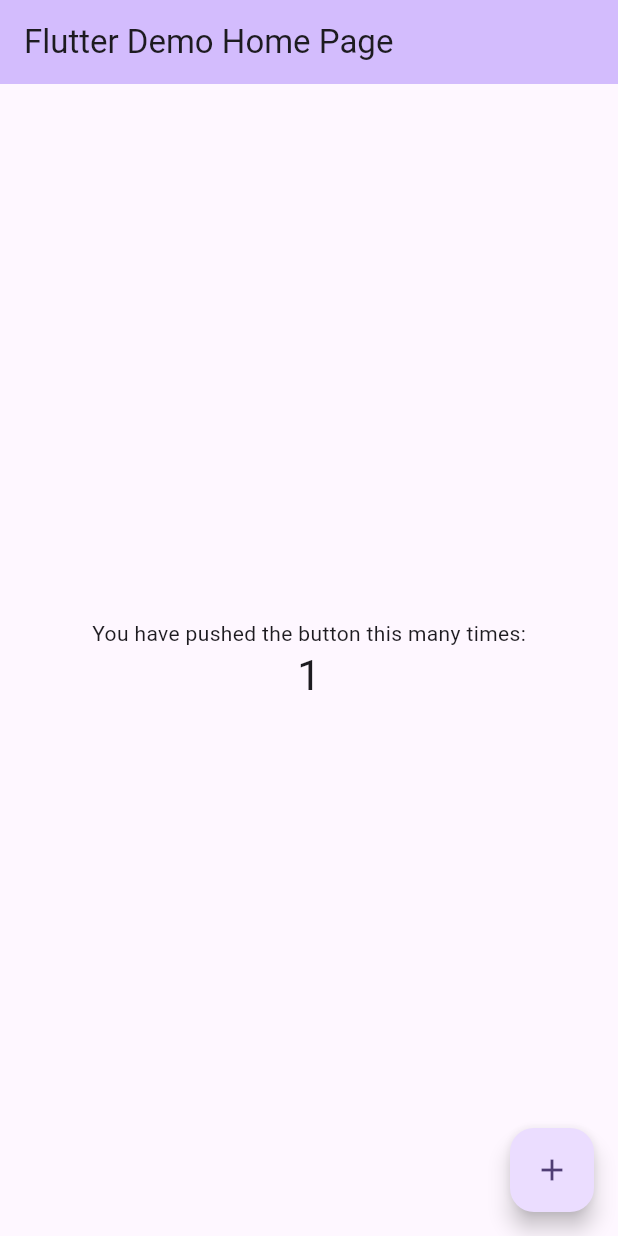
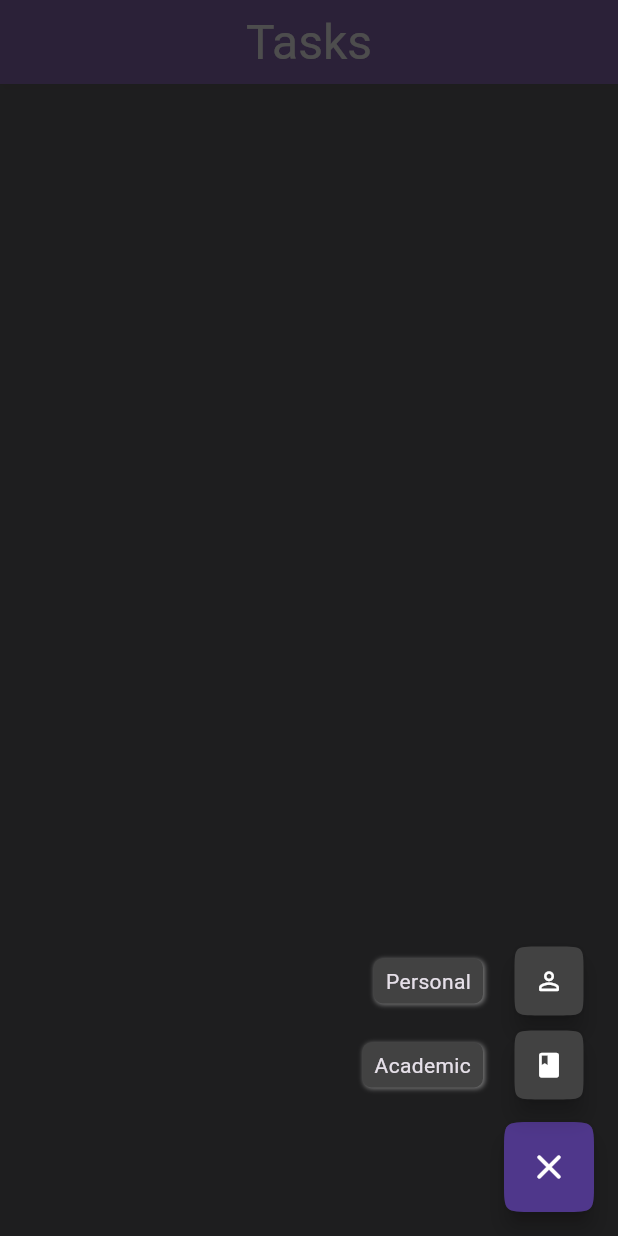
Before and after one commit to kiran-katakam/to_do, a Flutter app: the screen it shows after launch, after a tap on the "add" icon, on a phone screen of 412 x 824 dp. Run offline on Flutter 3.47's test engine with Material 3 defaults, Android fonts, the phone set to English and light mode, and no system bars; drawn by our look-alikes of flutter_speed_dial.

Commit message:
Added Floating Action Button Using Speed Dial Package

```diff
--- /dev/null
+++ b/lib/homepage.dart
@@ -0,0 +1,21 @@
+import 'package:flutter/material.dart';
+import 'package:to_do/widgets/fab.dart';
+
+class HomePage extends StatelessWidget {
+  const HomePage({super.key});
+
+  @override
+  Widget build(BuildContext context) {
+    return Scaffold(
+      appBar: AppBar(
+        title: const Text("Tasks"),
+        centerTitle: true,
+        shadowColor: Colors.black,
+        elevation: 3,
+        titleTextStyle: const TextStyle(fontSize: 32, color: Colors.white),
+        backgroundColor: Colors.purple[900],
+      ),
+      floatingActionButton: const FAB()
+    );
+  }
+}
--- a/lib/main.dart
+++ b/lib/main.dart
@@ -1,4 +1,5 @@
 import 'package:flutter/material.dart';
+import 'package:to_do/homepage.dart';
 
 void main() {
   runApp(const MyApp());
@@ -7,119 +8,12 @@ void main() {
 class MyApp extends StatelessWidget {
   const MyApp({super.key});
 
-  // This widget is the root of your application.
   @override
   Widget build(BuildContext context) {
     return MaterialApp(
-      title: 'Flutter Demo',
-      theme: ThemeData(
-        // This is the theme of your application.
-        //
-        // TRY THIS: Try running your application with "flutter run". You'll see
-        // the application has a purple toolbar. Then, without quitting the app,
-        // try changing the seedColor in the colorScheme below to Colors.green
-        // and then invoke "hot reload" (save your changes or press the "hot
-        // reload" button in a Flutter-supported IDE, or press "r" if you used
-        // the command line to start the app).
-        //
-        // Notice that the counter didn't reset back to zero; the application
-        // state is not lost during the reload. To reset the state, use hot
-        // restart instead.
-        //
-        // This works for code too, not just values: Most code changes can be
-        // tested with just a hot reload.
-        colorScheme: ColorScheme.fromSeed(seedColor: Colors.deepPurple),
-        useMaterial3: true,
-      ),
-      home: const MyHomePage(title: 'Flutter Demo Home Page'),
+      theme: ThemeData.dark(useMaterial3: true),
+      debugShowCheckedModeBanner: false,
+      home: const HomePage(),
     );
   }
 }
-
-class MyHomePage extends StatefulWidget {
-  const MyHomePage({super.key, required this.title});
-
-  // This widget is the home page of your application. It is stateful, meaning
-  // that it has a State object (defined below) that contains fields that affect
-  // how it looks.
-
-  // This class is the configuration for the state. It holds the values (in this
-  // case the title) provided by the parent (in this case the App widget) and
-  // used by the build method of the State. Fields in a Widget subclass are
-  // always marked "final".
-
-  final String title;
-
-  @override
-  State<MyHomePage> createState() => _MyHomePageState();
-}
-
-class _MyHomePageState extends State<MyHomePage> {
-  int _counter = 0;
-
-  void _incrementCounter() {
-    setState(() {
-      // This call to setState tells the Flutter framework that something has
-      // changed in this State, which causes it to rerun the build method below
-      // so that the display can reflect the updated values. If we changed
-      // _counter without calling setState(), then the build method would not be
-      // called again, and so nothing would appear to happen.
-      _counter++;
-    });
-  }
-
-  @override
-  Widget build(BuildContext context) {
-    // This method is rerun every time setState is called, for instance as done
-    // by the _incrementCounter method above.
-    //
-    // The Flutter framework has been optimized to make rerunning build methods
-    // fast, so that you can just rebuild anything that needs updating rather
-    // than having to individually change instances of widgets.
-    return Scaffold(
-      appBar: AppBar(
-        // TRY THIS: Try changing the color here to a specific color (to
-        // Colors.amber, perhaps?) and trigger a hot reload to see the AppBar
-        // change color while the other colors stay the same.
-        backgroundColor: Theme.of(context).colorScheme.inversePrimary,
-        // Here we take the value from the MyHomePage object that was created by
-        // the App.build method, and use it to set our appbar title.
-        title: Text(widget.title),
-      ),
-      body: Center(
-        // Center is a layout widget. It takes a single child and positions it
-        // in the middle of the parent.
-        child: Column(
-          // Column is also a layout widget. It takes a list of children and
-          // arranges them vertically. By default, it sizes itself to fit its
-          // children horizontally, and tries to be as tall as its parent.
-          //
-          // Column has various properties to control how it sizes itself and
-          // how it positions its children. Here we use mainAxisAlignment to
-          // center the children vertically; the main axis here is the vertical
-          // axis because Columns are vertical (the cross axis would be
-          // horizontal).
-          //
-          // TRY THIS: Invoke "debug painting" (choose the "Toggle Debug Paint"
-          // action in the IDE, or press "p" in the console), to see the
-          // wireframe for each widget.
-          mainAxisAlignment: MainAxisAlignment.center,
-          children: <Widget>[
-            const Text(
-              'You have pushed the button this many times:',
-            ),
-            Text(
-              '$_counter',
-              style: Theme.of(context).textTheme.headlineMedium,
-            ),
-          ],
-        ),
-      ),
-      floatingActionButton: FloatingActionButton(
-        onPressed: _incrementCounter,
-        tooltip: 'Increment',
-        child: const Icon(Icons.add),
-      ), // This trailing comma makes auto-formatting nicer for build methods.
-    );
-  }
-}
--- /dev/null
+++ b/lib/widgets/fab.dart
@@ -0,0 +1,44 @@
+import 'package:flutter/material.dart';
+import 'package:flutter_speed_dial/flutter_speed_dial.dart';
+
+class FAB extends StatelessWidget {
+  const FAB({super.key});
+
+  @override
+  Widget build(BuildContext context) {
+    return SpeedDial(
+      foregroundColor: Colors.white,
+      shape: ContinuousRectangleBorder(
+        borderRadius: BorderRadius.circular(20),
+      ),
+      spacing: 10,
+      buttonSize: const Size.square(60),
+      childMargin: const EdgeInsets.all(20),
+      activeChild: const Icon(
+        Icons.close_rounded,
+        size: 28,
+      ),
+      children: [
+        SpeedDialChild(
+          child: const Icon(Icons.book),
+          label: "Academic",
+          shape: ContinuousRectangleBorder(
+            borderRadius: BorderRadius.circular(20),
+          ),
+
+        ),
+        SpeedDialChild(
+          child: const Icon(Icons.person_outline_rounded),
+          label: "Personal",
+          shape: ContinuousRectangleBorder(
+            borderRadius: BorderRadius.circular(20),
+          ),
+        )
+      ],
+      child: const Icon(
+        Icons.add,
+        size: 28,
+      ),
+    );
+  }
+}
--- a/pubspec.yaml
+++ b/pubspec.yaml
@@ -35,6 +35,7 @@ dependencies:
   # The following adds the Cupertino Icons font to your application.
   # Use with the CupertinoIcons class for iOS style icons.
   cupertino_icons: ^1.0.8
+  flutter_speed_dial: ^7.0.0
 
 dev_dependencies:
   flutter_test:
```
Also changed, not shown: pubspec.lock.
